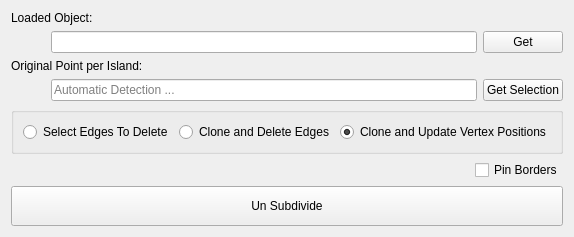
The window that ui/UnSubdivideWidget.ui (tbttfox/MeshCrawler) describes before a commit, drawn with Qt 5.
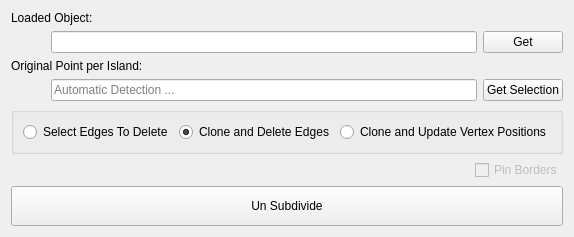
The same window after the commit.

Commit message: Set better defaults in the UI. Fix some xsi bugs

```diff
--- a/ui/UnSubdivideWidget.ui
+++ b/ui/UnSubdivideWidget.ui
@@ -127,7 +127,7 @@
          <string>Clone and Delete Edges</string>
         </property>
         <property name="checked">
-         <bool>false</bool>
+         <bool>true</bool>
         </property>
        </widget>
       </item>
@@ -137,7 +137,7 @@
          <string>Clone and Update Vertex Positions</string>
         </property>
         <property name="checked">
-         <bool>true</bool>
+         <bool>false</bool>
         </property>
        </widget>
       </item>
@@ -161,6 +161,9 @@
      </item>
      <item>
       <widget class="QCheckBox" name="uiPinBordersCHK">
+       <property name="enabled">
+        <bool>false</bool>
+       </property>
        <property name="text">
         <string>Pin Borders</string>
        </property>
```
The commit also changes 2 other files.
